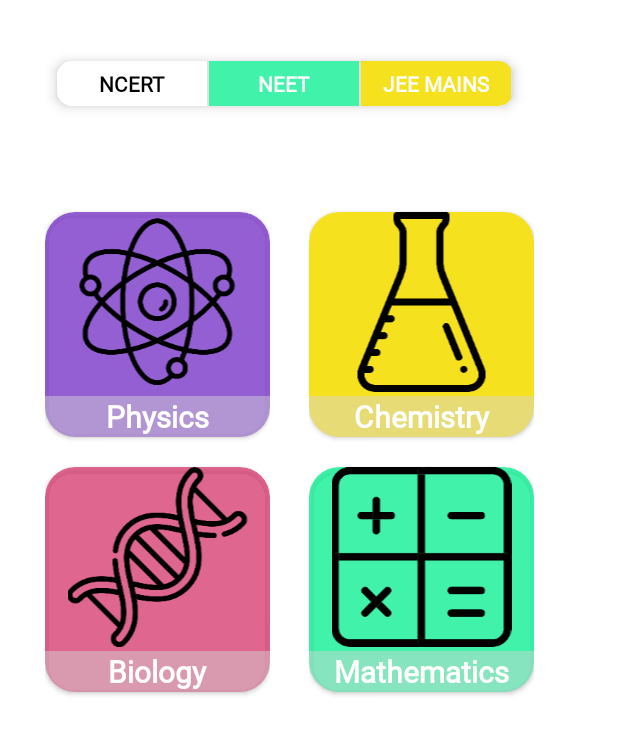
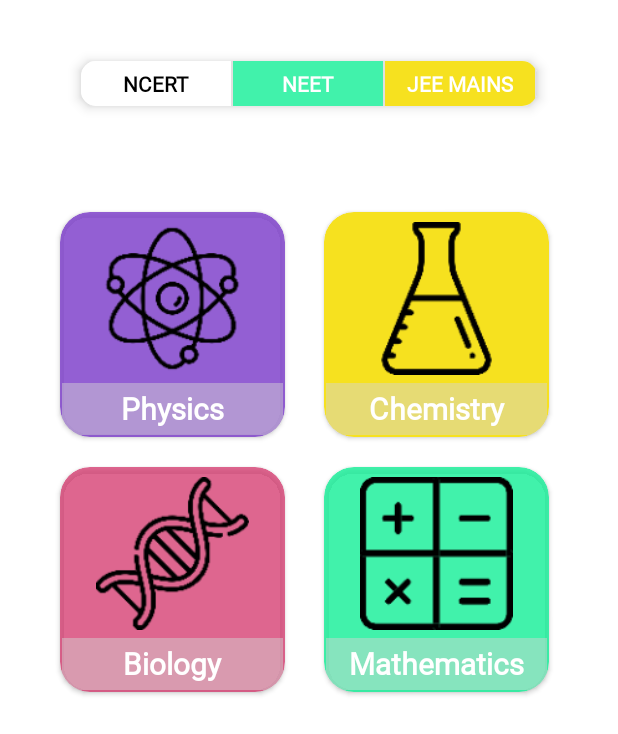
Before and after one commit to naveens3028/Futura, an Android app: the fragment LearnFragment shown on its own in the app's theme, on a phone screen of 412 x 824 dp. Shown: the top 734 px of the screen. Run offline under Robolectric (Android 15) with nearby library versions, the phone set to English and light mode, and no system bars; our stand-ins replace sdp/ssp sizes; pictures from the network do not load.

Commit message:
- Made Ui corrections

```diff
--- a/app/src/main/res/layout/activity_subjects.xml
+++ b/app/src/main/res/layout/activity_subjects.xml
@@ -1,36 +1,49 @@
-<?xml version="1.0" encoding="utf-8"?>
-<!--suppress ALL -->
+<?xml version="1.0" encoding="utf-8"?><!--suppress ALL -->
 <RelativeLayout xmlns:android="http://schemas.android.com/apk/res/android"
+    xmlns:app="http://schemas.android.com/apk/res-auto"
     android:layout_width="wrap_content"
-    android:layout_height="wrap_content"
-    xmlns:app="http://schemas.android.com/apk/res-auto">
+    android:layout_height="wrap_content">
 
     <androidx.cardview.widget.CardView
+        android:id="@+id/cardsubject"
         android:layout_width="150dp"
         android:layout_height="150dp"
-        android:id="@+id/cardsubject"
+        android:layout_margin="10dp"
+        android:padding="5dp"
         app:cardBackgroundColor="#FFEB3B"
-        android:layout_marginTop="10dp"
-        android:layout_marginBottom="10dp"
         app:cardCornerRadius="20dp">
 
+        <LinearLayout
+            android:layout_width="match_parent"
+            android:layout_height="match_parent"
+            android:orientation="vertical"
+            android:layout_margin="1dp"
+            android:weightSum="2">
+
             <ImageView
+                android:id="@+id/subjectimg"
                 android:layout_width="match_parent"
-            android:layout_height="120dp"
+                android:layout_height="wrap_content"
                 android:src="@drawable/physics"
-            android:id="@+id/subjectimg"/>
+                android:layout_weight="1.5"
+                android:layout_margin="5dp"/>
 
             <TextView
+                android:id="@+id/subjecttxt"
                 android:layout_width="match_parent"
                 android:layout_height="wrap_content"
                 android:background="#79D3D3D3"
                 android:text="Physics"
+                android:gravity="center"
+                android:layout_gravity="center"
+                android:textAlignment="center"
+                android:textColor="@color/white"
+                android:textSize="20sp"
                 android:textStyle="bold"
-            android:textColor="@color/white"
-            android:id="@+id/subjecttxt"
-            android:textAlignment="center"
-            android:layout_gravity="bottom"
-            android:textSize="20sp"/>
+                android:layout_weight="0.5" />
+
+
+        </LinearLayout>
 
     </androidx.cardview.widget.CardView>
 
--- a/app/src/main/res/layout/fragment_learn.xml
+++ b/app/src/main/res/layout/fragment_learn.xml
@@ -13,6 +13,7 @@
         android:layout_height="wrap_content"
         android:id="@+id/cardview"
         app:cardUseCompatPadding="true"
+        android:layout_centerHorizontal="true"
         app:cardElevation="5dp"
         android:outlineAmbientShadowColor="@color/davys_grey"
         android:focusableInTouchMode="true"
@@ -20,16 +21,22 @@
 
     <androidx.recyclerview.widget.RecyclerView
         android:id="@+id/recyclerviewcourse"
+        android:nestedScrollingEnabled="false"
+        tools:listitem="@layout/activity_course"
         android:layout_width="wrap_content"
         android:layout_height="wrap_content" />
+
     </androidx.cardview.widget.CardView>
 
     <androidx.recyclerview.widget.RecyclerView
         android:layout_marginTop="50dp"
         android:id="@+id/recyclerview"
         android:layout_width="match_parent"
+        android:nestedScrollingEnabled="false"
+        android:layout_centerHorizontal="true"
         android:layout_height="wrap_content"
-        android:layout_below="@+id/cardview"/>
+        android:layout_below="@+id/cardview"
+        tools:listitem="@layout/activity_subjects"/>
 
     <androidx.recyclerview.widget.RecyclerView
         android:id="@+id/recyclerviewsubjectslist"
```
Lines whose indentation alone changed are shown as unchanged.
